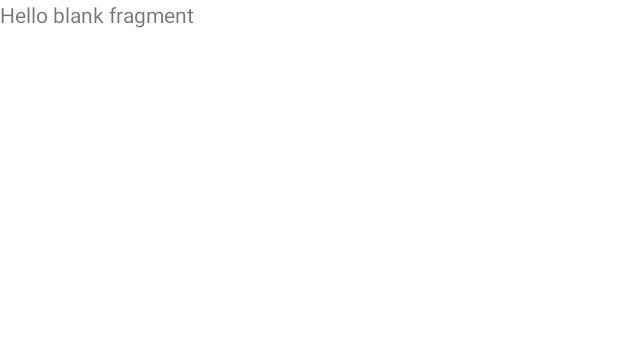
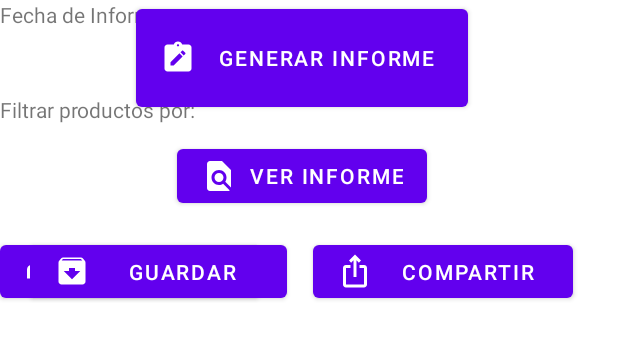
Before and after one commit to JonaNeoCity/AppBodega, an Android app: the layout fragment_informes.xml on its own in the app's theme, with its tools: preview values and no code run, on a phone screen of 412 x 824 dp. Shown: the top 340 px of the screen. Run offline under Robolectric (Android 15) with nearby library versions, the phone set to English and light mode, and no system bars.

Commit message:
diseño importe casi terminado

```diff
--- /dev/null
+++ b/app/src/main/res/drawable/baseline_archive_24.xml
@@ -0,0 +1,5 @@
+<vector android:height="24dp" android:tint="#000000"
+    android:viewportHeight="24" android:viewportWidth="24"
+    android:width="24dp" xmlns:android="http://schemas.android.com/apk/res/android">
+    <path android:fillColor="@android:color/white" android:pathData="M20.54,5.23l-1.39,-1.68C18.88,3.21 18.47,3 18,3H6c-0.47,0 -0.88,0.21 -1.16,0.55L3.46,5.23C3.17,5.57 3,6.02 3,6.5V19c0,1.1 0.9,2 2,2h14c1.1,0 2,-0.9 2,-2V6.5c0,-0.48 -0.17,-0.93 -0.46,-1.27zM12,17.5L6.5,12H10v-2h4v2h3.5L12,17.5zM5.12,5l0.81,-1h12l0.94,1H5.12z"/>
+</vector>
--- /dev/null
+++ b/app/src/main/res/drawable/baseline_find_in_page_24.xml
@@ -0,0 +1,5 @@
+<vector android:height="24dp" android:tint="#000000"
+    android:viewportHeight="24" android:viewportWidth="24"
+    android:width="24dp" xmlns:android="http://schemas.android.com/apk/res/android">
+    <path android:fillColor="@android:color/white" android:pathData="M20,19.59V8l-6,-6H6c-1.1,0 -1.99,0.9 -1.99,2L4,20c0,1.1 0.89,2 1.99,2H18c0.45,0 0.85,-0.15 1.19,-0.4l-4.43,-4.43c-0.8,0.52 -1.74,0.83 -2.76,0.83 -2.76,0 -5,-2.24 -5,-5s2.24,-5 5,-5 5,2.24 5,5c0,1.02 -0.31,1.96 -0.83,2.75L20,19.59zM9,13c0,1.66 1.34,3 3,3s3,-1.34 3,-3 -1.34,-3 -3,-3 -3,1.34 -3,3z"/>
+</vector>
--- /dev/null
+++ b/app/src/main/res/drawable/baseline_ios_share_24.xml
@@ -0,0 +1,5 @@
+<vector android:height="24dp" android:tint="#000000"
+    android:viewportHeight="24" android:viewportWidth="24"
+    android:width="24dp" xmlns:android="http://schemas.android.com/apk/res/android">
+    <path android:fillColor="@android:color/white" android:pathData="M16,5l-1.42,1.42 -1.59,-1.59L12.99,16h-1.98L11.01,4.83L9.42,6.42 8,5l4,-4 4,4zM20,10v11c0,1.1 -0.9,2 -2,2L6,23c-1.11,0 -2,-0.9 -2,-2L4,10c0,-1.11 0.89,-2 2,-2h3v2L6,10v11h12L18,10h-3L15,8h3c1.1,0 2,0.89 2,2z"/>
+</vector>
--- /dev/null
+++ b/app/src/main/res/drawable/baseline_local_printshop_24.xml
@@ -0,0 +1,5 @@
+<vector android:height="24dp" android:tint="#000000"
+    android:viewportHeight="24" android:viewportWidth="24"
+    android:width="24dp" xmlns:android="http://schemas.android.com/apk/res/android">
+    <path android:fillColor="@android:color/white" android:pathData="M19,8L5,8c-1.66,0 -3,1.34 -3,3v6h4v4h12v-4h4v-6c0,-1.66 -1.34,-3 -3,-3zM16,19L8,19v-5h8v5zM19,12c-0.55,0 -1,-0.45 -1,-1s0.45,-1 1,-1 1,0.45 1,1 -0.45,1 -1,1zM18,3L6,3v4h12L18,3z"/>
+</vector>
--- /dev/null
+++ b/app/src/main/res/drawable/baseline_note_alt_24.xml
@@ -0,0 +1,5 @@
+<vector android:height="24dp" android:tint="#000000"
+    android:viewportHeight="24" android:viewportWidth="24"
+    android:width="24dp" xmlns:android="http://schemas.android.com/apk/res/android">
+    <path android:fillColor="@android:color/white" android:pathData="M19,3h-4.18C14.4,1.84 13.3,1 12,1S9.6,1.84 9.18,3H5C3.9,3 3,3.9 3,5v14c0,1.1 0.9,2 2,2h14c1.1,0 2,-0.9 2,-2V5C21,3.9 20.1,3 19,3zM12,2.75c0.41,0 0.75,0.34 0.75,0.75S12.41,4.25 12,4.25s-0.75,-0.34 -0.75,-0.75S11.59,2.75 12,2.75zM9.1,17H7v-2.14l5.96,-5.96l2.12,2.12L9.1,17zM16.85,9.27l-1.06,1.06l-2.12,-2.12l1.06,-1.06c0.2,-0.2 0.51,-0.2 0.71,0l1.41,1.41C17.05,8.76 17.05,9.07 16.85,9.27z"/>
+</vector>
--- a/app/src/main/res/layout/fragment_informes.xml
+++ b/app/src/main/res/layout/fragment_informes.xml
@@ -1,14 +1,109 @@
 <?xml version="1.0" encoding="utf-8"?>
-<FrameLayout xmlns:android="http://schemas.android.com/apk/res/android"
+<androidx.constraintlayout.widget.ConstraintLayout xmlns:android="http://schemas.android.com/apk/res/android"
+    xmlns:app="http://schemas.android.com/apk/res-auto"
     xmlns:tools="http://schemas.android.com/tools"
     android:layout_width="match_parent"
     android:layout_height="match_parent"
     tools:context=".InformesFragment">
 
-    <!-- TODO: Update blank fragment layout -->
+    <Button
+        android:id="@+id/btncompartir"
+        android:layout_width="173dp"
+        android:layout_height="47dp"
+        android:layout_marginTop="16dp"
+        android:text="@string/valbtncompartir"
+        app:icon="@drawable/baseline_ios_share_24"
+        app:layout_constraintEnd_toStartOf="@+id/guideline7"
+        app:layout_constraintTop_toBottomOf="@+id/btnverinforme" />
+
+    <Button
+        android:id="@+id/btnimprimir"
+        android:layout_width="173dp"
+        android:layout_height="47dp"
+        android:layout_marginTop="16dp"
+        android:text="@string/valbtnimprimir"
+        app:icon="@drawable/baseline_local_printshop_24"
+        app:layout_constraintTop_toBottomOf="@+id/btnverinforme"
+        tools:layout_editor_absoluteX="191dp" />
+
     <TextView
-        android:layout_width="match_parent"
-        android:layout_height="match_parent"
-        android:text="@string/hello_blank_fragment" />
+        android:id="@+id/textView24"
+        android:layout_width="wrap_content"
+        android:layout_height="wrap_content"
+        android:text="@string/fecha"
+        tools:layout_editor_absoluteX="126dp"
+        tools:layout_editor_absoluteY="109dp" />
 
-</FrameLayout>
+    <TextView
+        android:id="@+id/textView25"
+        android:layout_width="wrap_content"
+        android:layout_height="wrap_content"
+        android:layout_marginTop="44dp"
+        android:text="@string/filtrar"
+        app:layout_constraintTop_toBottomOf="@+id/textView24"
+        tools:layout_editor_absoluteX="126dp" />
+
+    <Button
+        android:id="@+id/btngenerar"
+        android:layout_width="221dp"
+        android:layout_height="77dp"
+        android:text="@string/valbtngenerar"
+        app:icon="@drawable/baseline_note_alt_24"
+        app:layout_constraintEnd_toStartOf="@+id/guideline7"
+        app:layout_constraintStart_toStartOf="@+id/guideline8"
+        tools:layout_editor_absoluteY="284dp" />
+
+    <Button
+        android:id="@+id/btnguardar"
+        android:layout_width="171dp"
+        android:layout_height="47dp"
+        android:layout_marginTop="16dp"
+        android:text="@string/valbtnguardar"
+        app:icon="@drawable/baseline_archive_24"
+        app:layout_constraintStart_toStartOf="@+id/guideline8"
+        app:layout_constraintTop_toBottomOf="@+id/btnverinforme" />
+
+    <androidx.constraintlayout.widget.Guideline
+        android:id="@+id/guideline7"
+        android:layout_width="wrap_content"
+        android:layout_height="wrap_content"
+        android:orientation="vertical"
+        app:layout_constraintGuide_end="30dp" />
+
+    <androidx.constraintlayout.widget.Guideline
+        android:id="@+id/guideline8"
+        android:layout_width="wrap_content"
+        android:layout_height="wrap_content"
+        android:orientation="vertical"
+        app:layout_constraintGuide_begin="20dp" />
+
+    <TextView
+        android:id="@+id/textView26"
+        android:layout_width="wrap_content"
+        android:layout_height="wrap_content"
+        android:layout_marginTop="16dp"
+        android:text="@string/informess"
+        android:textSize="20sp"
+        android:textStyle="bold"
+        app:layout_constraintEnd_toStartOf="@+id/guideline7"
+        app:layout_constraintStart_toStartOf="@+id/guideline8"
+        app:layout_constraintTop_toTopOf="parent" />
+
+    <Button
+        android:id="@+id/btnverinforme"
+        android:layout_width="wrap_content"
+        android:layout_height="wrap_content"
+        android:layout_marginTop="16dp"
+        android:text="@string/valbtnverinforme"
+        app:icon="@drawable/baseline_find_in_page_24"
+        app:layout_constraintEnd_toStartOf="@+id/guideline7"
+        app:layout_constraintStart_toStartOf="@+id/guideline8"
+        app:layout_constraintTop_toBottomOf="@+id/btngenerar" />
+
+    <Spinner
+        android:id="@+id/spinner"
+        android:layout_width="168dp"
+        android:layout_height="wrap_content"
+        tools:layout_editor_absoluteX="295dp"
+        tools:layout_editor_absoluteY="168dp" />
+</androidx.constraintlayout.widget.ConstraintLayout>
--- a/app/src/main/res/layout/fragment_login.xml
+++ b/app/src/main/res/layout/fragment_login.xml
@@ -29,7 +29,7 @@
         android:layout_width="309dp"
         android:layout_height="wrap_content"
         android:layout_marginTop="16dp"
-        app:layout_constraintBottom_toTopOf="@+id/checkBox"
+        app:layout_constraintBottom_toTopOf="@+id/cbrecordar"
         app:layout_constraintEnd_toEndOf="parent"
         app:layout_constraintStart_toStartOf="parent"
         app:layout_constraintTop_toBottomOf="@+id/textInputLayout2"
@@ -51,11 +51,12 @@
         android:layout_marginTop="16dp"
         android:text="@string/valbtniniciarsesion"
         android:textAllCaps="false"
+        android:textSize="16sp"
         app:layout_constraintBottom_toBottomOf="parent"
         app:layout_constraintEnd_toEndOf="parent"
         app:layout_constraintHorizontal_bias="0.498"
         app:layout_constraintStart_toStartOf="parent"
-        app:layout_constraintTop_toBottomOf="@+id/checkBox"
+        app:layout_constraintTop_toBottomOf="@+id/cbrecordar"
         app:layout_constraintVertical_bias="0.5" />
 
     <ImageView
@@ -72,11 +73,12 @@
         app:layout_constraintVertical_chainStyle="packed" />
 
     <CheckBox
-        android:id="@+id/checkBox"
+        android:id="@+id/cbrecordar"
         android:layout_width="wrap_content"
         android:layout_height="wrap_content"
         android:layout_marginTop="16dp"
-        android:text="CheckBox"
+        android:text="@string/valcbrecordar"
+        android:textSize="16sp"
         app:layout_constraintBottom_toTopOf="@+id/btniniciarsesion"
         app:layout_constraintEnd_toEndOf="parent"
         app:layout_constraintHorizontal_bias="0.498"
--- a/app/src/main/res/values/strings.xml
+++ b/app/src/main/res/values/strings.xml
@@ -60,4 +60,14 @@
     <string name="valetcodigodelete">Ingrese cod producto</string>
     <string name="valetnombredelete">Nombre de producto</string>
     <string name="valetpreciodelete">Ingrese precio</string>
+    <string name="tituloinforme">Informe</string>
+    <string name="informess">Informes</string>
+    <string name="fecha">Fecha de Informe:</string>
+    <string name="filtrar">Filtrar productos por:</string>
+    <string name="valbtngenerar">Generar Informe</string>
+    <string name="valbtnverinforme">Ver Informe</string>
+    <string name="valbtncompartir">Compartir</string>
+    <string name="valbtnimprimir">Imprimir</string>
+    <string name="valbtnguardar">Guardar</string>
+    <string name="valcbrecordar">"Recordarme "</string>
 </resources>
```
